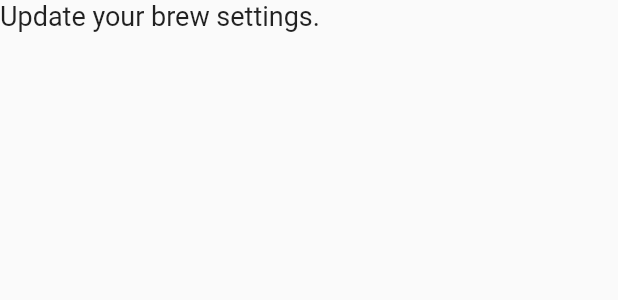
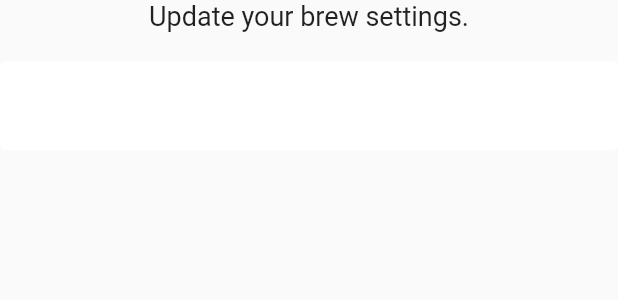
Before and after one commit to anantcodes/Coffee, a Flutter app: the SettingsForm widget shown alone on an empty page, opened directly, on a phone screen of 412 x 824 dp. Shown: the top 300 px of the screen. Run offline on Flutter 3.47's test engine with Material 2 defaults, Android fonts, the phone set to English and light mode, and no system bars; our stand-ins replace cloud_firestore, firebase_auth, flutter_spinkit; accounts and stored records are empty.

Commit message:
initial commit message

```diff
--- a/lib/settings_form.dart
+++ b/lib/settings_form.dart
@@ -28,6 +28,12 @@ class _SettingsFormState extends State<SettingsForm> {
             'Update your brew settings.',
             style: TextStyle(fontSize: 18.0),
           ),
+          SizedBox(height: 20.0,),
+          TextFormField(
+            decoration: textInputDecoration,
+            validator: (val) => val.isEmpty ? 'Please enter a name' : null,
+            onChanged: (val) => setState(() => _currentName = val),
+          ),
         ],
       ),
     );
```
